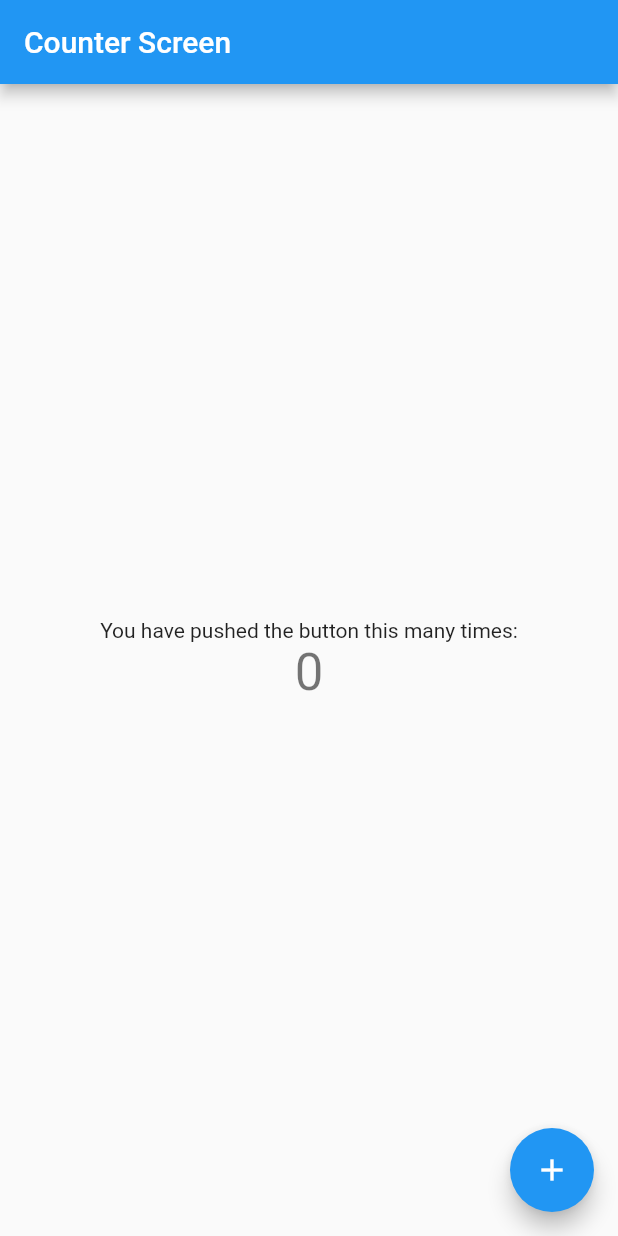
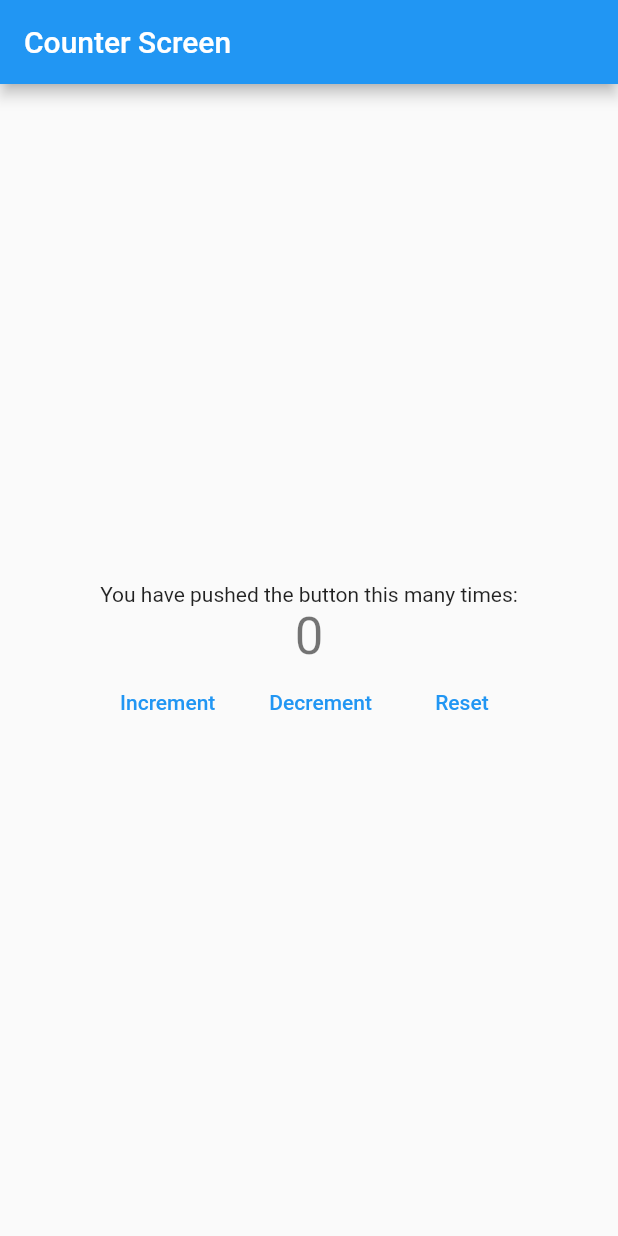
Before and after one commit to Panicia/block_try0, a Flutter app: the screen it shows after launch, on a phone screen of 412 x 824 dp. Run offline on Flutter 3.47's test engine with Material 2 defaults, Android fonts, the phone set to English and light mode, and no system bars; our stand-ins replace flutter_bloc, sqflite; accounts and stored records are empty.

Commit message:
added decrement, reset and loading circle

```diff
--- a/lib/Counter/Data/counter_mapper.dart
+++ b/lib/Counter/Data/counter_mapper.dart
@@ -8,13 +8,13 @@ class CounterMapper {
  }
 
  CounterModel getEmptyModel() {
-   return CounterModel();
+   return CounterModel.empty();
  }
 
  CounterModel fromMap(CounterDto counterDto) {
    CounterModel counterModel;
    counterDto.counter == null
-       ? counterModel = CounterModel()
+       ? counterModel = CounterModel.empty()
        : counterModel = CounterModel(counter: counterDto.counter!);
    return counterModel;
  }
--- a/lib/Counter/Data/counter_storage_interface.dart
+++ b/lib/Counter/Data/counter_storage_interface.dart
@@ -2,9 +2,7 @@ import 'Models/counter_dto.dart';
 
 abstract class ICounterStorage<T extends CounterDto> {
 
-  Future<void> addDto(CounterDto counterDto);
+  Future<void> upset(CounterDto counterDto);
 
   Future<List<T>> getDtoList();
-
-  Future<void> updateDto(CounterDto counterDto);
 }
--- a/lib/Counter/Domain/Models/counter_model.dart
+++ b/lib/Counter/Domain/Models/counter_model.dart
@@ -1,4 +1,7 @@
 class CounterModel {
  CounterModel({this.counter = 0});
  int counter;
+
+ factory CounterModel.empty() =>
+     CounterModel(counter: 0);
 }
--- a/lib/Counter/Presenter/Counter_bloc/counter_bloc.dart
+++ b/lib/Counter/Presenter/Counter_bloc/counter_bloc.dart
@@ -10,18 +10,30 @@ class CounterBloc extends Bloc<CounterEvent, CounterState> {
 
   CounterBloc({
     required this.counterInteractor
-  }) : super(CounterState()) {
-    on<CounterIncrementPressed>(_pressed);
-    on<InitComplete>(_getState);
+  }) : super(CounterState.emptyInstance()) {
+
+    on<CounterIncrementPressed>(_counterIncrementPressed);
+    on<CounterDecrementPressed>(_counterDecrementPressed);
+    on<CounterResetPressed>(_counterResetPressed);
+    on<InitComplete>(_getInitState);
   }
 
-  Future<void> _pressed(CounterEvent e, Emitter emit) async {
-    CounterState newState = CounterState();
-    newState = await counterInteractor.calculateNewState(state);
+  Future<void> _counterIncrementPressed(CounterEvent e, Emitter emit) async {
+    final newState = await counterInteractor.incrementState();
     emit(newState);
   }
 
-  Future<void> _getState(CounterEvent e, Emitter emit) async {
-    emit(await counterInteractor.getState());
+  Future<void> _counterDecrementPressed(CounterEvent e, Emitter emit) async {
+    final newState = await counterInteractor.decrementState();
+    emit(newState);
+  }
+
+  Future<void> _counterResetPressed(CounterEvent e, Emitter emit) async {
+    final newState = await counterInteractor.resetState();
+    emit(newState);
+  }
+
+  Future<void> _getInitState(CounterEvent e, Emitter emit) async {
+    emit(await counterInteractor.getInitState());
   }
 }
--- a/lib/Counter/Presenter/Counter_bloc/counter_event.dart
+++ b/lib/Counter/Presenter/Counter_bloc/counter_event.dart
@@ -3,4 +3,6 @@ part of 'counter_bloc.dart';
 abstract class CounterEvent {}
 
 class CounterIncrementPressed extends CounterEvent {}
+class CounterDecrementPressed extends CounterEvent {}
+class CounterResetPressed extends CounterEvent{}
 class InitComplete extends CounterEvent {}
--- a/lib/Counter/Presenter/Counter_bloc/counter_state.dart
+++ b/lib/Counter/Presenter/Counter_bloc/counter_state.dart
@@ -3,6 +3,10 @@ part of 'counter_bloc.dart';
 abstract class BlopState {}
 
 class CounterState extends BlopState {
-  CounterState({this.blopInt = 0});
+  CounterState({this.blopInt = 0, this.stateLoaded = false});
   int blopInt;
+  bool stateLoaded = false;
+  factory CounterState.emptyInstance() => CounterState();
+  factory CounterState.loadedEmptyInstance() => CounterState(stateLoaded: true);
+  factory CounterState.loadedInstance(int counter) => CounterState(blopInt: counter, stateLoaded: true);
 }
--- a/lib/Counter/Presenter/Screens/counter_screen.dart
+++ b/lib/Counter/Presenter/Screens/counter_screen.dart
@@ -2,6 +2,7 @@ import 'package:flutter/material.dart';
 import 'package:flutter_bloc/flutter_bloc.dart';
 import '../Counter_bloc/counter_bloc.dart';
 import '../Widgets/counter_widget.dart';
+import '../Widgets/loading_circle.dart';
 
 class CounterScreen extends StatefulWidget {
   const CounterScreen({super.key, required this.title});
@@ -11,29 +12,63 @@ class CounterScreen extends StatefulWidget {
   State<CounterScreen> createState() => _CounterScreenState();
 }
 
-class _CounterScreenState extends State<CounterScreen>{
+class _CounterScreenState extends State<CounterScreen> {
+
   @override
   Widget build(BuildContext context) {
+    context.read<CounterBloc>().add(InitComplete());
     return Scaffold(
       appBar: AppBar(
         title: Text(widget.title),
       ),
       body: Center(
-        child: Column(
-          mainAxisAlignment: MainAxisAlignment.center,
-          children: const [
-            Text(
-              'You have pushed the button this many times:',
-            ),
-            CounterWidget()
-          ],
+        child: //loadedWidget(context),
+        BlocConsumer<CounterBloc, CounterState>(
+          builder: (context, state) {
+            if(!state.stateLoaded) {
+              return const LoadingCircle();
+            }
+            else {
+              return loadedWidget(context);
+            }
+          },
+          listener: (context, state) {},
         ),
       ),
-      floatingActionButton: FloatingActionButton(
-        onPressed: () => context.read<CounterBloc>().add(CounterIncrementPressed()),
-        tooltip: 'Increment',
-        child: const Icon(Icons.add),
-      ), // This trailing comma makes auto-formatting nicer for build methods.
     );
   }
 }
+
+
+Widget loadedWidget(BuildContext context){
+  return Column(
+  mainAxisAlignment: MainAxisAlignment.center,
+  children: [
+
+    const Text(
+      'You have pushed the button this many times:',
+    ),
+    const CounterWidget(),
+    Row(
+        mainAxisAlignment: MainAxisAlignment.center,
+        crossAxisAlignment: CrossAxisAlignment.center,
+        children: [
+          TextButton(
+            onPressed: () => context.read<CounterBloc>().add(CounterIncrementPressed()),
+            child: const Text('Increment'),
+          ),
+          const SizedBox(width: 20),
+          TextButton(
+              onPressed: () => context.read<CounterBloc>().add(CounterDecrementPressed()),
+              child: const Text('Decrement')
+          ),
+          const SizedBox(width: 20),
+          TextButton(
+              onPressed: () => context.read<CounterBloc>().add(CounterResetPressed()),
+              child: const Text('Reset')
+          )
+        ]
+    )
+  ],
+);
+}
```
Also changed, not shown: lib/Counter/Data/Storages/counter_sql_storage.dart (+6 -4 lines), lib/Counter/Data/counter_repository.dart (+7 -8 lines), lib/Counter/Domain/counter_interactor.dart (+27 -14 lines), lib/Counter/Presenter/Widgets/counter_widget.dart (+0 -7 lines), lib/Counter/Presenter/Widgets/loading_circle.dart (added, +33 -0 lines).
